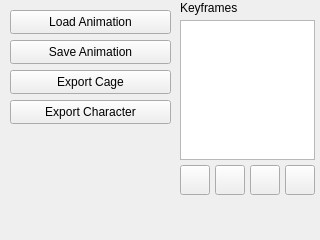
Old version of the form GUI/animatorPanel.ui in the repository cordafab/Cagelab.
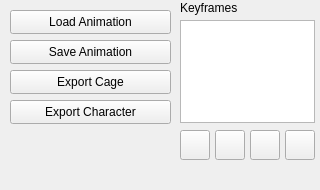
New version of the form.

```diff
--- a/GUI/animatorPanel.ui
+++ b/GUI/animatorPanel.ui
@@ -7,19 +7,19 @@
     <x>0</x>
     <y>0</y>
     <width>320</width>
-    <height>240</height>
+    <height>190</height>
    </rect>
   </property>
   <property name="minimumSize">
    <size>
     <width>320</width>
-    <height>240</height>
+    <height>190</height>
    </size>
   </property>
   <property name="maximumSize">
    <size>
     <width>320</width>
-    <height>240</height>
+    <height>190</height>
    </size>
   </property>
   <property name="windowTitle">
@@ -30,7 +30,7 @@
     <property name="geometry">
      <rect>
       <x>285</x>
-      <y>165</y>
+      <y>130</y>
       <width>30</width>
       <height>30</height>
      </rect>
@@ -43,7 +43,7 @@
     <property name="geometry">
      <rect>
       <x>180</x>
-      <y>165</y>
+      <y>130</y>
       <width>30</width>
       <height>30</height>
      </rect>
@@ -110,7 +110,7 @@
       <x>180</x>
       <y>20</y>
       <width>135</width>
-      <height>140</height>
+      <height>103</height>
      </rect>
     </property>
    </widget>
@@ -118,7 +118,7 @@
     <property name="geometry">
      <rect>
       <x>215</x>
-      <y>165</y>
+      <y>130</y>
       <width>30</width>
       <height>30</height>
      </rect>
@@ -131,7 +131,7 @@
     <property name="geometry">
      <rect>
       <x>250</x>
-      <y>165</y>
+      <y>130</y>
       <width>30</width>
       <height>30</height>
      </rect>
```
